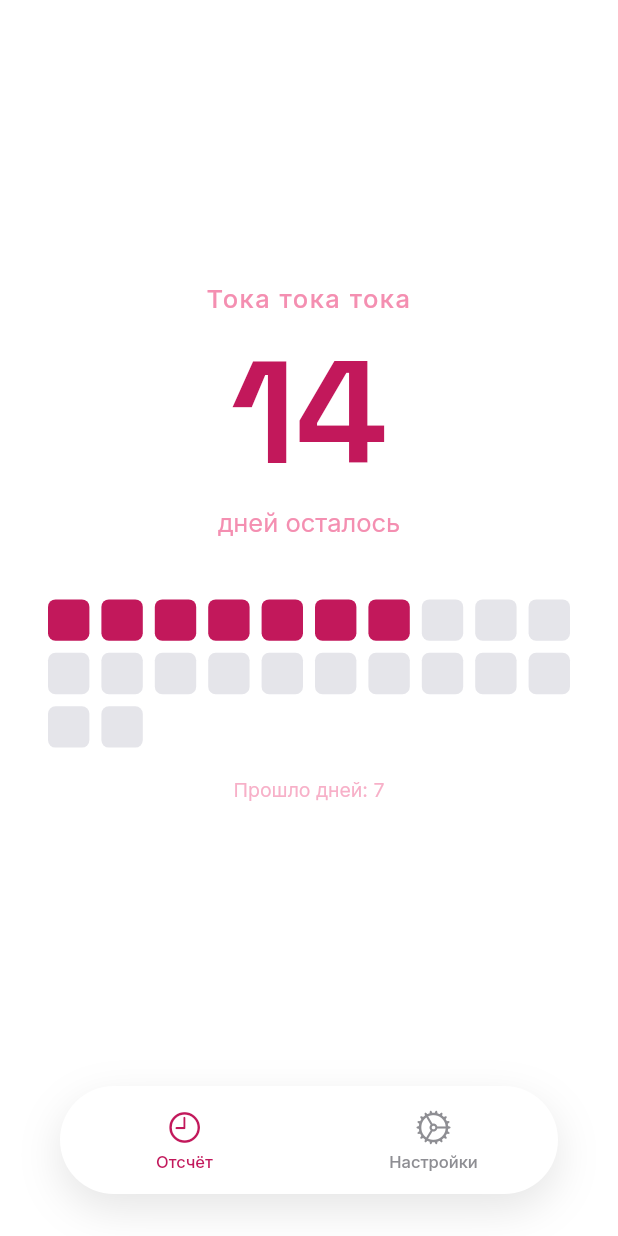
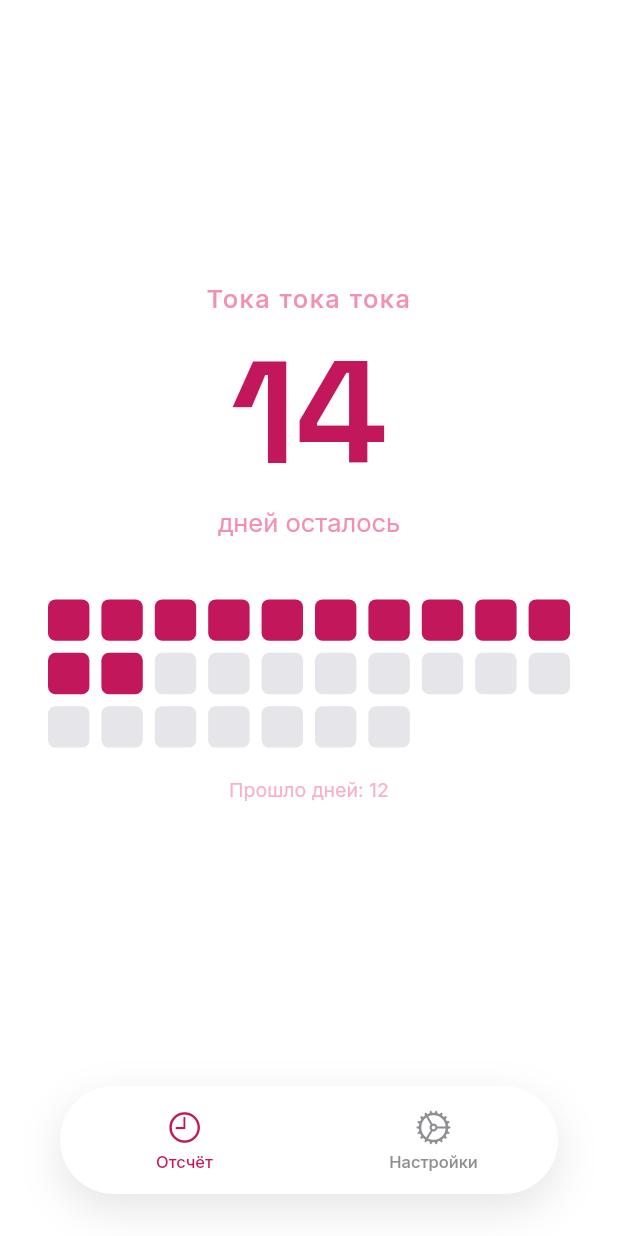
Before and after one commit to kukuruzik25/my_app, a Flutter app: the screen it shows after launch, on a phone screen of 412 x 824 dp. Run offline on Flutter 3.47's test engine with Material 3 defaults, Android fonts, the phone set to English and light mode, and no system bars; our stand-ins replace google_fonts, shared_preferences; missing offline and left inert: home_widget.

Commit message:
Update constants.dart

```diff
--- a/lib/constants.dart
+++ b/lib/constants.dart
@@ -1,3 +1,3 @@
-final DateTime startDate = DateTime(2026, 7, 13);
+final DateTime startDate = DateTime(2026, 7, 8);
 final DateTime eventDate = DateTime(2026, 8, 4);
 const String eventTitle = 'Тока тока тока';
```
